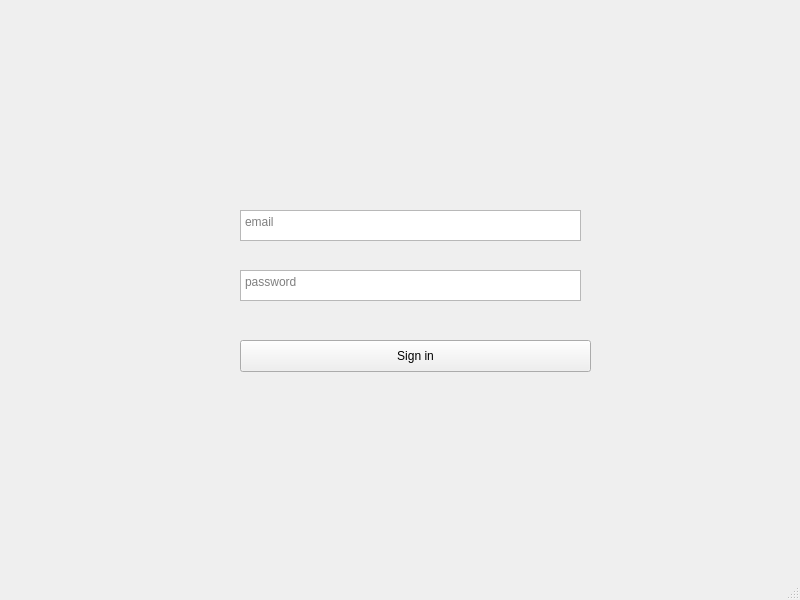
aneroid11/Databases, file project/lab6/mainwindow.ui: the form before one commit.
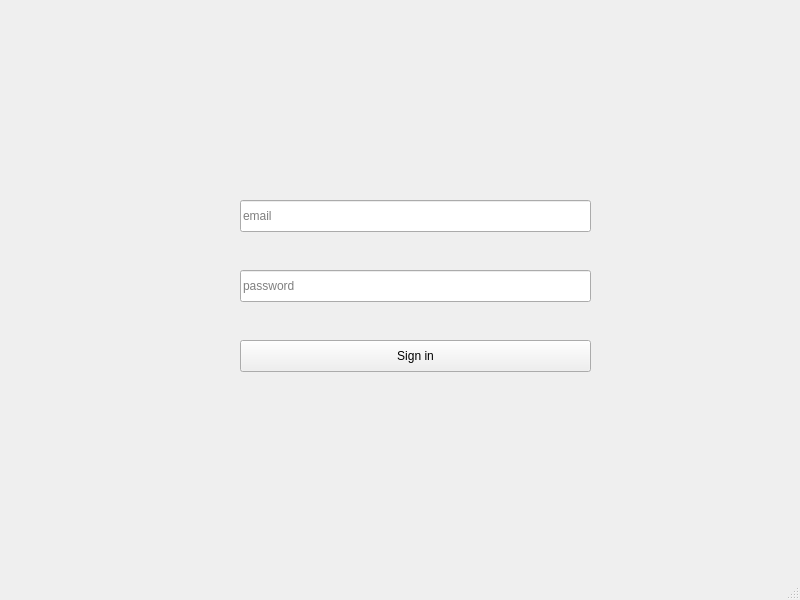
The form after the commit. The open tabs and pages were chosen to show the change.

Patch:
```diff
--- a/project/lab6/mainwindow.ui
+++ b/project/lab6/mainwindow.ui
@@ -80,26 +80,26 @@
        <string>Sign in</string>
       </property>
      </widget>
-     <widget class="QTextEdit" name="signIn_emailTextEdit">
+     <widget class="QLineEdit" name="signIn_emailLineEdit">
       <property name="geometry">
        <rect>
         <x>240</x>
-        <y>210</y>
-        <width>341</width>
-        <height>31</height>
+        <y>200</y>
+        <width>351</width>
+        <height>32</height>
        </rect>
       </property>
       <property name="placeholderText">
        <string>email</string>
       </property>
      </widget>
-     <widget class="QTextEdit" name="signIn_passwordTextEdit">
+     <widget class="QLineEdit" name="signIn_passwordLineEdit">
       <property name="geometry">
        <rect>
         <x>240</x>
         <y>270</y>
-        <width>341</width>
-        <height>31</height>
+        <width>351</width>
+        <height>32</height>
        </rect>
       </property>
       <property name="placeholderText">
```
Left out of the diff: 2 changed lines with no effect on the pictures.
